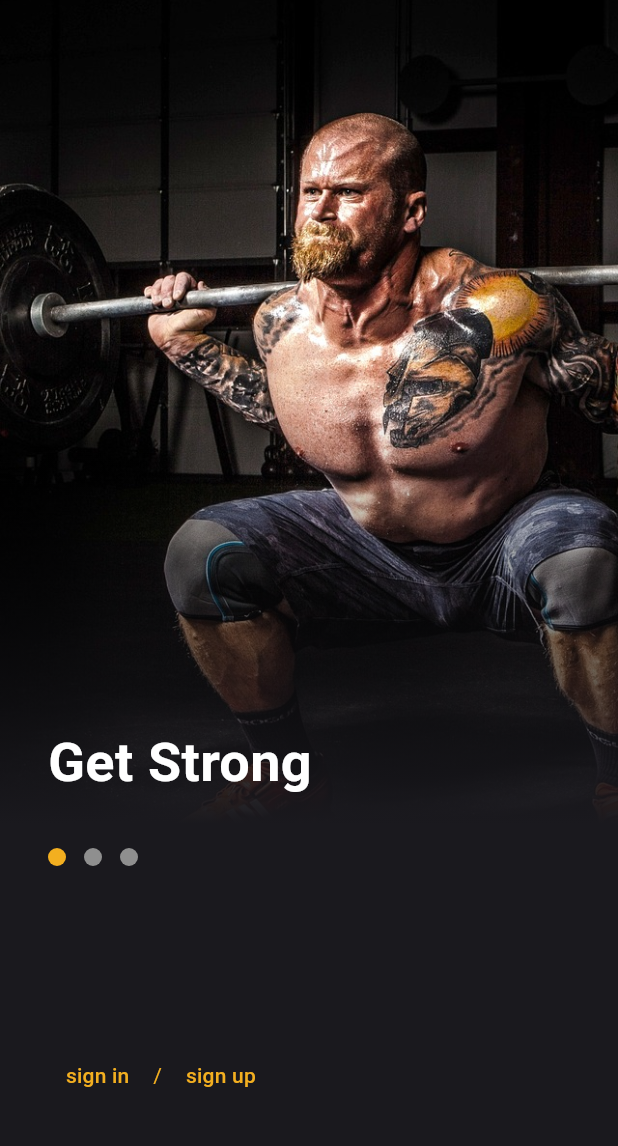
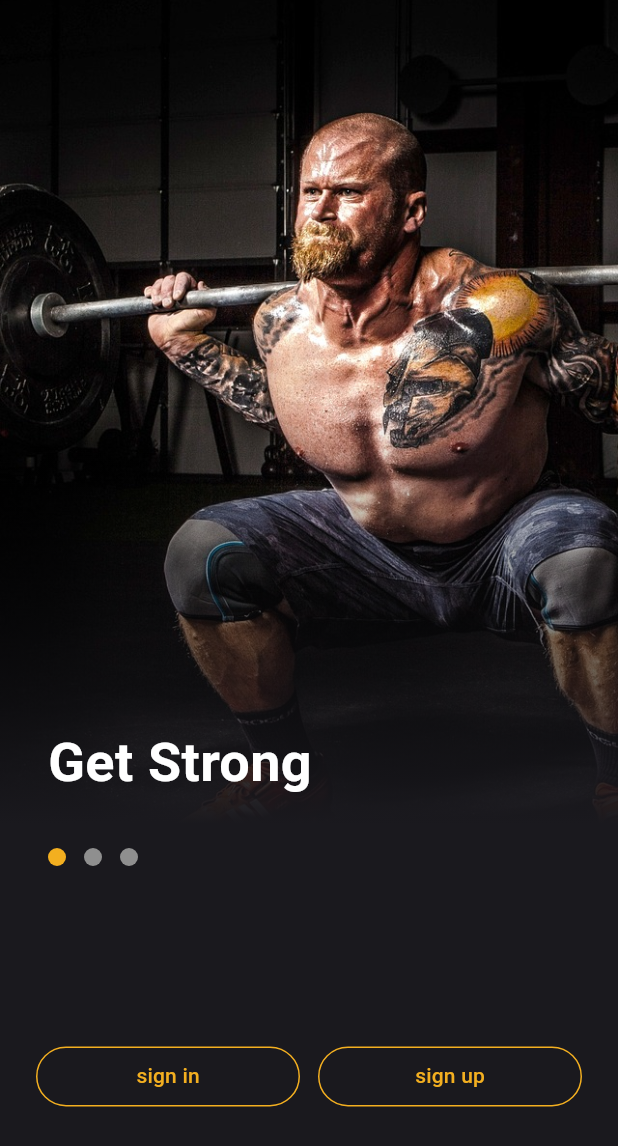
Before and after one commit to gihong-park/cross-bridge, a Flutter app: the screen it shows after launch, on a phone screen of 412 x 824 dp. Shown: the top 1146 px of the screen. Run offline on Flutter 3.47's test engine with Material 2 defaults, Android fonts, the phone set to English and light mode, and no system bars; drawn by our look-alikes of page_view_dot_indicator; our stand-ins replace curved_navigation_bar, flutter_hooks, flutter_riverpod, flutter_signin_button, freezed_annotation, google_fonts and 2 more; missing offline and left inert: auto_size_text_field, flutter_web_frame, kakao_flutter_sdk, kakao_flutter_sdk_common, pwa_install, suggester; generated files the repository leaves out were written again.

Commit message:
change workflow

```diff
--- a/lib/class/const.dart
+++ b/lib/class/const.dart
@@ -9,7 +9,7 @@ const List<Level> lvList = <Level>[
   Level.lv3,
 ];
 
-const horizontalPadding = 32.0;
+const horizontalPadding = 24.0;
 const maxHorizontalSize = 475.0;
 const maxVerticalSize = 812.0;
 const maxSize = Size(maxHorizontalSize, maxVerticalSize);
--- a/lib/class/model/movement/movement.dart
+++ b/lib/class/model/movement/movement.dart
@@ -1,4 +1,3 @@
-
 import 'package:_04_health_check/class/enum.dart';
 import 'package:flutter/material.dart';
 import 'package:freezed_annotation/freezed_annotation.dart';
@@ -14,6 +13,7 @@ class Movement with _$Movement {
       required double weight,
       required int cal,
       required int distance,
+      required double height,
       required int reps}) = _Movement;
 
   factory Movement.fromJson(Map<String, Object?> json) =>
--- a/lib/pages/introPage/introPage.dart
+++ b/lib/pages/introPage/introPage.dart
@@ -1,6 +1,8 @@
+import 'package:_04_health_check/class/const.dart';
 import 'package:_04_health_check/pages/loginPage/loginPage.dart';
 import 'package:_04_health_check/pages/signinPage/signinPage.dart';
 import 'package:_04_health_check/pages/signupPage/signupPage.dart';
+import 'package:_04_health_check/widgets/cbButton/cbButton.dart';
 import 'package:flutter/material.dart';
 import 'package:flutter_hooks/flutter_hooks.dart';
 import 'package:flutter_signin_button/button_list.dart';
@@ -74,7 +76,8 @@ class _IntroPageState extends ConsumerState<IntroPage> {
             ),
           ),
           Positioned(
-            left: 32,
+            left: horizontalPadding,
+            right: horizontalPadding,
             bottom: size.height / 10,
             child: Column(
               crossAxisAlignment: CrossAxisAlignment.start,
@@ -84,7 +87,9 @@ class _IntroPageState extends ConsumerState<IntroPage> {
                 ),
                 Row(
                   children: [
-                    TextButton(
+                    Flexible(
+                      fit: FlexFit.tight,
+                      child: OutlinedButton(
                         child: Text(
                           "sign in",
                           style: TextStyle(color: colorScheme.primary),
@@ -95,12 +100,18 @@ class _IntroPageState extends ConsumerState<IntroPage> {
                             builder: (context) => SigninPage(),
                           ),
                         ),
+                        style: OutlinedButton.styleFrom(
+                          padding:
+                              EdgeInsets.symmetric(horizontal: 24, vertical: 0),
+                          side: BorderSide(
+                              width: 1.0, color: colorScheme.primary),
                         ),
-                    Text(
-                      " / ",
-                      style: GoogleFonts.aBeeZee(color: Color(0xFFF3AF20)),
                       ),
-                    TextButton(
+                    ),
+                    SizedBox(width: 12),
+                    Flexible(
+                      fit: FlexFit.tight,
+                      child: OutlinedButton(
                         child: Text(
                           "sign up",
                           style: TextStyle(color: colorScheme.primary),
@@ -109,6 +120,13 @@ class _IntroPageState extends ConsumerState<IntroPage> {
                           context,
                           MaterialPageRoute(
                             builder: (context) => SignupPage(),
+                          ),
+                        ),
+                        style: OutlinedButton.styleFrom(
+                          padding:
+                              EdgeInsets.symmetric(horizontal: 24, vertical: 0),
+                          side: BorderSide(
+                              width: 1.0, color: colorScheme.primary),
                         ),
                       ),
                     ),
--- a/lib/pages/recordCreatePage/recordCreatePage.dart
+++ b/lib/pages/recordCreatePage/recordCreatePage.dart
@@ -97,6 +97,7 @@ class _RecordCreatePageState extends ConsumerState<RecordCreatePage> {
                       weight: 0,
                       cal: 0,
                       distance: 0,
+                      height: 0,
                       reps: 0)),
             ),
             SizedBox(height: 18),
--- a/lib/pages/recordDetailPage/recordDetailPage.dart
+++ b/lib/pages/recordDetailPage/recordDetailPage.dart
@@ -104,6 +104,7 @@ class _RecordDetailPageState extends ConsumerState<RecordDetailPage> {
                     weight: 0,
                     cal: 0,
                     distance: 0,
+                    height: 0,
                     reps: 0)),
           ),
           SizedBox(height: 18),
--- a/lib/pages/recordPage/recordPage.dart
+++ b/lib/pages/recordPage/recordPage.dart
@@ -148,6 +148,7 @@ class _RecordPageState extends ConsumerState<RecordPage> {
                                     distance: 0,
                                     id: ref.watch(uuidProvider).v4(),
                                     name: "Burpees",
+                                    height: 0,
                                     weight: 0,
                                     reps: 20,
                                   ),
@@ -156,6 +157,7 @@ class _RecordPageState extends ConsumerState<RecordPage> {
                                     distance: 0,
                                     id: ref.watch(uuidProvider).v4(),
                                     name: "Rowing",
+                                    height: 0,
                                     weight: 0,
                                     reps: 0,
                                   ),
@@ -164,6 +166,7 @@ class _RecordPageState extends ConsumerState<RecordPage> {
                                     distance: 0,
                                     id: ref.watch(uuidProvider).v4(),
                                     name: "Power Cleans",
+                                    height: 0,
                                     weight: 135,
                                     reps: 8,
                                   ),
--- a/lib/pages/signupPage/signupPage.dart
+++ b/lib/pages/signupPage/signupPage.dart
@@ -1,4 +1,5 @@
 import 'package:_04_health_check/pages/confirmPage/confirmPage.dart';
+import 'package:_04_health_check/pages/signinPage/signinPage.dart';
 import 'package:_04_health_check/widgets/cbButton/cbButton.dart';
 import 'package:flutter/material.dart';
 import 'package:hooks_riverpod/hooks_riverpod.dart';
@@ -89,7 +90,7 @@ class _SignupPageState extends ConsumerState<SignupPage> {
                     onPressed: () => Navigator.push(
                       context,
                       MaterialPageRoute(
-                        builder: (context) => ConfirmPage(),
+                        builder: (context) => SigninPage(),
                       ),
                     ),
                     child:
```
Also changed, not shown: lib/class/config/common.model.dart (added, +11 -0 lines), lib/class/config/config.dart (added, +21 -0 lines), lib/class/config/config.enum.dart (added, +8 -0 lines), lib/class/config/config.loader.dart (added, +58 -0 lines), lib/class/config/config.model.dart (added, +52 -0 lines), lib/class/config/environment.model.dart (added, +20 -0 lines), lib/widgets/movementCard/movementCard.dart (+7 -0 lines), lib/class/model/movement/movement.freezed.dart, lib/class/model/movement/movement.g.dart, 2 other files. Lines whose indentation alone changed are shown as unchanged.
